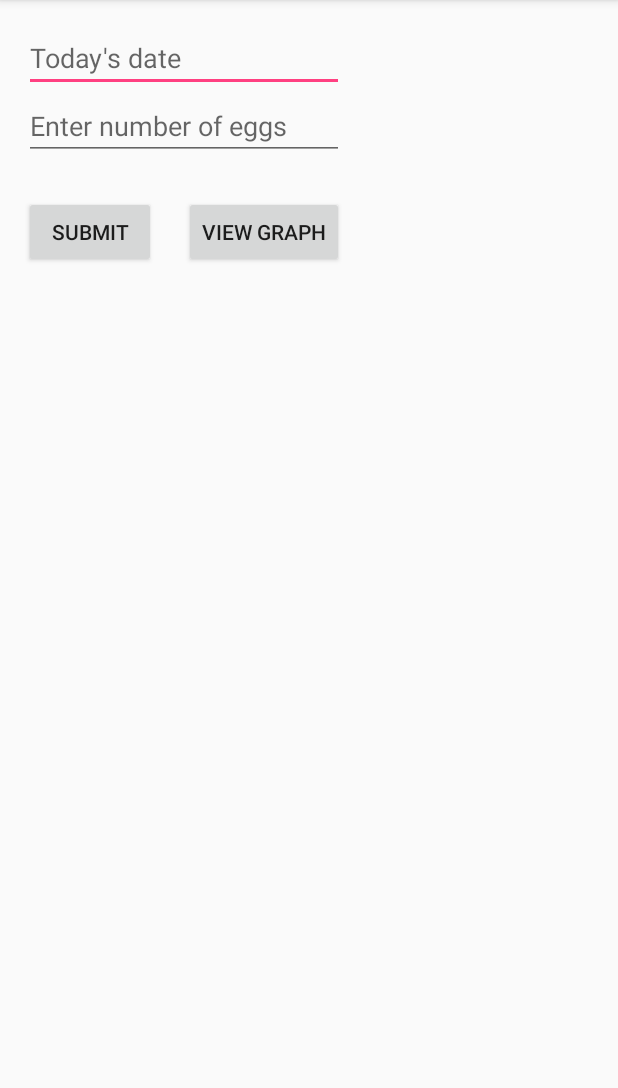
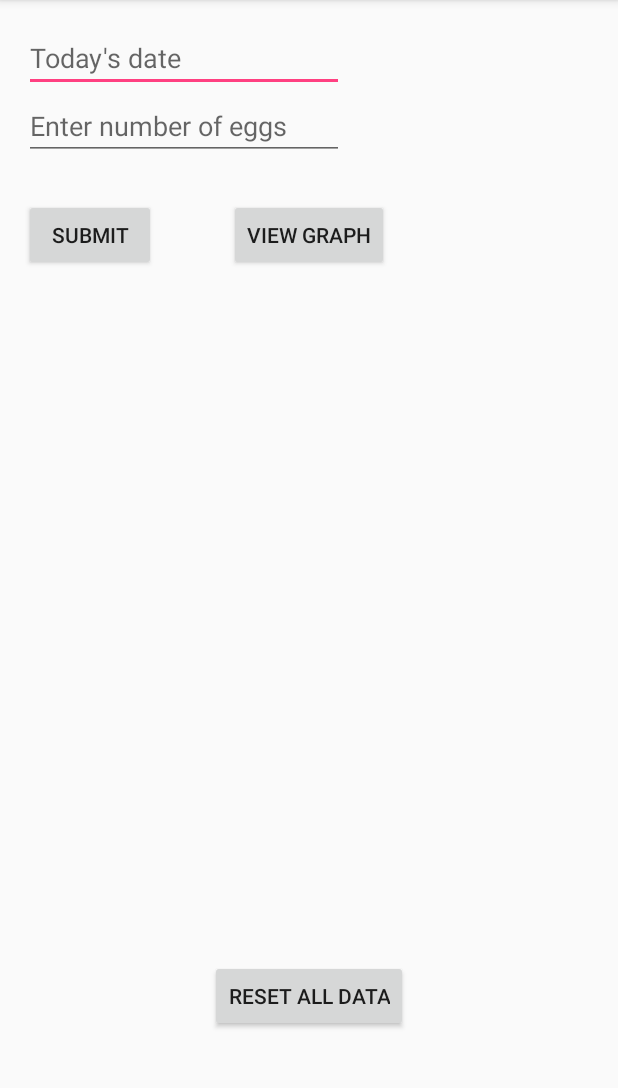
Before and after one commit to yangdanny97/CoopMaster, an Android app: the screen it shows after launch (MainActivity), on a phone screen of 412 x 824 dp, the part 84-1172 px from its top. Run offline under Robolectric (Android 15) with nearby library versions, the phone set to English and light mode, and no system bars.

Commit message:
Reset Data

```diff
--- a/app/src/main/res/layout/activity_main.xml
+++ b/app/src/main/res/layout/activity_main.xml
@@ -9,27 +9,6 @@
     android:paddingRight="@dimen/activity_horizontal_margin"
     android:paddingTop="@dimen/activity_vertical_margin"
     tools:context="com.example.danny.project1.MainActivity">
-
-    <Button
-        android:text="View Graph"
-        android:layout_width="wrap_content"
-        android:layout_height="wrap_content"
-        android:layout_alignTop="@+id/button1"
-        android:layout_alignRight="@+id/editText2"
-        android:layout_alignEnd="@+id/editText2"
-        android:onClick="viewGraph"
-        android:id="@+id/button2" />
-
-    <Button
-        android:text="Submit"
-        android:layout_width="wrap_content"
-        android:layout_height="wrap_content"
-        android:layout_marginTop="24dp"
-        android:id="@+id/button1"
-        android:layout_below="@+id/editText2"
-        android:layout_alignParentLeft="true"
-        android:layout_alignParentStart="true"
-        android:onClick='submitData'/>
 
     <EditText
         android:layout_width="wrap_content"
@@ -53,4 +32,35 @@
         android:layout_alignParentLeft="true"
         android:layout_alignParentStart="true" />
 
+    <Button
+        android:text="View Graph"
+        android:layout_width="wrap_content"
+        android:layout_height="wrap_content"
+        android:onClick="viewGraph"
+        android:id="@+id/button2"
+        android:layout_alignBaseline="@+id/button1"
+        android:layout_alignBottom="@+id/button1"
+        android:layout_centerHorizontal="true" />
+
+    <Button
+        android:text="Submit"
+        android:layout_width="wrap_content"
+        android:layout_height="wrap_content"
+        android:layout_marginTop="26dp"
+        android:id="@+id/button1"
+        android:onClick='submitData'
+        android:layout_below="@+id/editText2"
+        android:layout_alignParentLeft="true"
+        android:layout_alignParentStart="true" />
+
+    <Button
+        android:text="Reset All Data"
+        android:layout_width="wrap_content"
+        android:layout_height="wrap_content"
+        android:id="@+id/button3"
+        android:onClick='resetAllData'
+        android:layout_alignParentBottom="true"
+        android:layout_centerHorizontal="true"
+        android:layout_marginBottom="64dp" />
+
 </RelativeLayout>
```
Also changed, not shown: app/src/main/java/com/example/danny/project1/MainActivity.java (+18 -1 lines).
